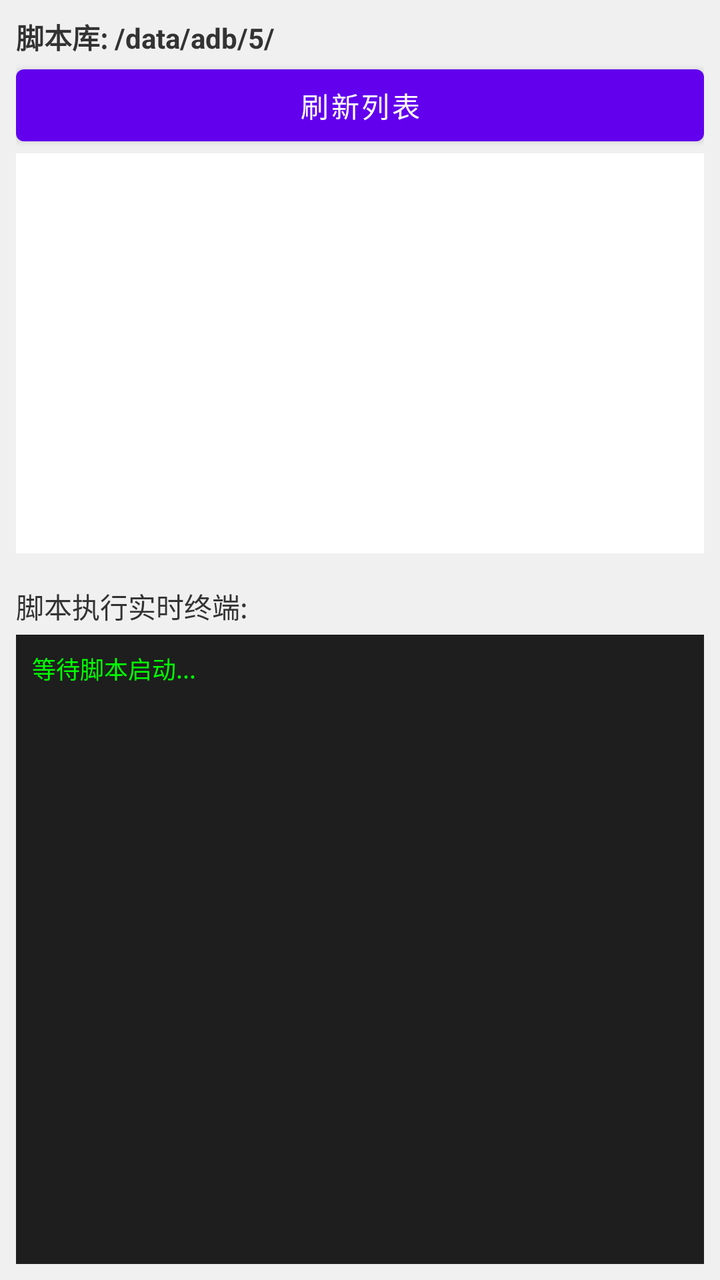
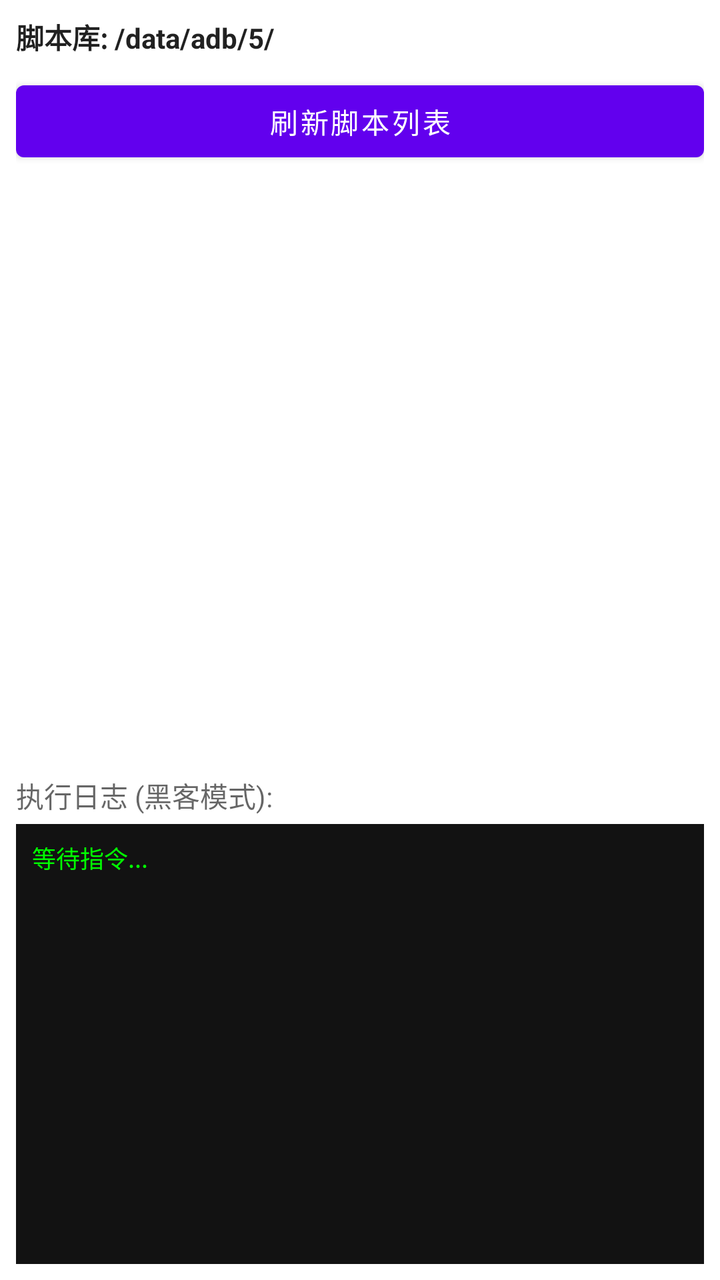

The first picture is an Android layout as it rendered before a commit; the second is the same layout after the commit. The layout source and the unified diff follow.
<!-- AndroidManifest.xml: application theme Theme.RootScriptExecutor -->
<!-- res/layout/activity_main.xml -->
<?xml version="1.0" encoding="utf-8"?>
<LinearLayout xmlns:android="http://schemas.android.com/apk/res/android"
    android:layout_width="match_parent"
    android:layout_height="match_parent"
    android:orientation="vertical"
    android:background="#F0F0F0"
    android:padding="8dp">

    <TextView
        android:layout_width="wrap_content"
        android:layout_height="wrap_content"
        android:text="脚本库: /data/adb/5/"
        android:textStyle="bold"
        android:textColor="#333333" />

    <Button
        android:id="@+id/btn_refresh"
        android:layout_width="match_parent"
        android:layout_height="wrap_content"
        android:text="刷新列表" />

    <ListView
        android:id="@+id/script_list"
        android:layout_width="match_parent"
        android:layout_height="200dp"
        android:background="@android:color/white" />

    <TextView
        android:layout_width="wrap_content"
        android:layout_height="wrap_content"
        android:layout_marginTop="16dp"
        android:text="脚本执行实时终端:"
        android:textColor="#333333" />

    <ScrollView
        android:id="@+id/console_scroll"
        android:layout_width="match_parent"
        android:layout_height="match_parent"
        android:layout_marginTop="4dp"
        android:background="#1E1E1E"
        android:padding="8dp">

        <TextView
            android:id="@+id/console_output"
            android:layout_width="match_parent"
            android:layout_height="wrap_content"
            android:fontFamily="monospace"
            android:text="等待脚本启动...\n"
            android:textColor="#00FF00" 
            android:textSize="12sp" />
    </ScrollView>
</LinearLayout>
<!-- resources referenced by this layout -->
<resources>
  <style name="Theme.RootScriptExecutor" parent="Theme.MaterialComponents.DayNight.DarkActionBar">
          
          <item name="colorPrimary">@color/purple_500</item>
          <item name="colorPrimaryVariant">@color/purple_700</item>
          <item name="colorOnPrimary">@color/white</item>
          
          <item name="colorSecondary">@color/teal_200</item>
          <item name="colorSecondaryVariant">@color/teal_700</item>
          <item name="colorOnSecondary">@color/black</item>
          
          <item name="android:statusBarColor" tools:targetApi="l">?attr/colorPrimaryVariant</item>
          
      </style>
  <color name="purple_500">#FF6200EE</color>
  <color name="purple_700">#FF3700B3</color>
  <color name="white">#FFFFFFFF</color>
  <color name="teal_200">#FF03DAC5</color>
  <color name="teal_700">#FF018786</color>
  <color name="black">#FF000000</color>
</resources>

<!-- the commit's change to res/layout/activity_main.xml (unified diff, before → after) -->
@@ -3,49 +3,53 @@
     android:layout_width="match_parent"
     android:layout_height="match_parent"
     android:orientation="vertical"
-    android:background="#F0F0F0"
+    android:background="?android:attr/windowBackground"
     android:padding="8dp">
 
     <TextView
         android:layout_width="wrap_content"
         android:layout_height="wrap_content"
         android:text="脚本库: /data/adb/5/"
-        android:textStyle="bold"
-        android:textColor="#333333" />
+        android:textColor="?android:attr/textColorPrimary"
+        android:textStyle="bold" />
 
     <Button
         android:id="@+id/btn_refresh"
         android:layout_width="match_parent"
         android:layout_height="wrap_content"
-        android:text="刷新列表" />
+        android:layout_marginTop="8dp"
+        android:text="刷新脚本列表" />
 
     <ListView
         android:id="@+id/script_list"
         android:layout_width="match_parent"
-        android:layout_height="200dp"
-        android:background="@android:color/white" />
+        android:layout_height="0dp"
+        android:layout_weight="1"
+        android:layout_marginTop="8dp"
+        android:background="?android:attr/colorBackground"
+        android:divider="?android:attr/listDivider"
+        android:dividerHeight="1dp" />
 
     <TextView
         android:layout_width="wrap_content"
         android:layout_height="wrap_content"
-        android:layout_marginTop="16dp"
-        android:text="脚本执行实时终端:"
-        android:textColor="#333333" />
+        android:layout_marginTop="8dp"
+        android:text="执行日志 (黑客模式):"
+        android:textColor="?android:attr/textColorSecondary" />
 
     <ScrollView
         android:id="@+id/console_scroll"
         android:layout_width="match_parent"
-        android:layout_height="match_parent"
+        android:layout_height="220dp"
         android:layout_marginTop="4dp"
-        android:background="#1E1E1E"
+        android:background="#121212"
         android:padding="8dp">
-
         <TextView
             android:id="@+id/console_output"
             android:layout_width="match_parent"
             android:layout_height="wrap_content"
             android:fontFamily="monospace"
-            android:text="等待脚本启动...\n"
+            android:text="等待指令...\n"
             android:textColor="#00FF00" 
             android:textSize="12sp" />
     </ScrollView>
